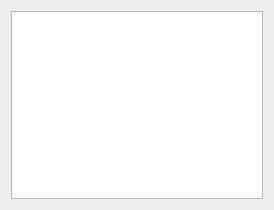
Old version of the form plugins/ctk_zoocmd_ui/LogPrintWgt.ui in the repository shamozhishu/zoo.
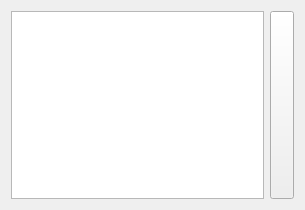
New version of the form. Icons and pictures are not drawn.

Patch:
```diff
--- a/plugins/ctk_zoocmd_ui/LogPrintWgt.ui
+++ b/plugins/ctk_zoocmd_ui/LogPrintWgt.ui
@@ -6,7 +6,7 @@
    <rect>
     <x>0</x>
     <y>0</y>
-    <width>274</width>
+    <width>305</width>
     <height>210</height>
    </rect>
   </property>
@@ -17,10 +17,34 @@
    <iconset resource="ZooCmdUI.qrc">
     <normaloff>:/images/Resources/images/log.png</normaloff>:/images/Resources/images/log.png</iconset>
   </property>
-  <layout class="QGridLayout" name="gridLayout">
-   <item row="0" column="0">
+  <layout class="QHBoxLayout" name="horizontalLayout">
+   <item>
     <widget class="QTextBrowser" name="textBrowser"/>
    </item>
+   <item>
+    <layout class="QVBoxLayout" name="verticalLayout">
+     <item>
+      <widget class="QToolButton" name="toolButton">
+       <property name="sizePolicy">
+        <sizepolicy hsizetype="Fixed" vsizetype="Expanding">
+         <horstretch>0</horstretch>
+         <verstretch>0</verstretch>
+        </sizepolicy>
+       </property>
+       <property name="toolTip">
+        <string>清理</string>
+       </property>
+       <property name="text">
+        <string/>
+       </property>
+       <property name="icon">
+        <iconset resource="ZooCmdUI.qrc">
+         <normaloff>:/images/Resources/images/clean.png</normaloff>:/images/Resources/images/clean.png</iconset>
+       </property>
+      </widget>
+     </item>
+    </layout>
+   </item>
   </layout>
  </widget>
  <resources>
```
